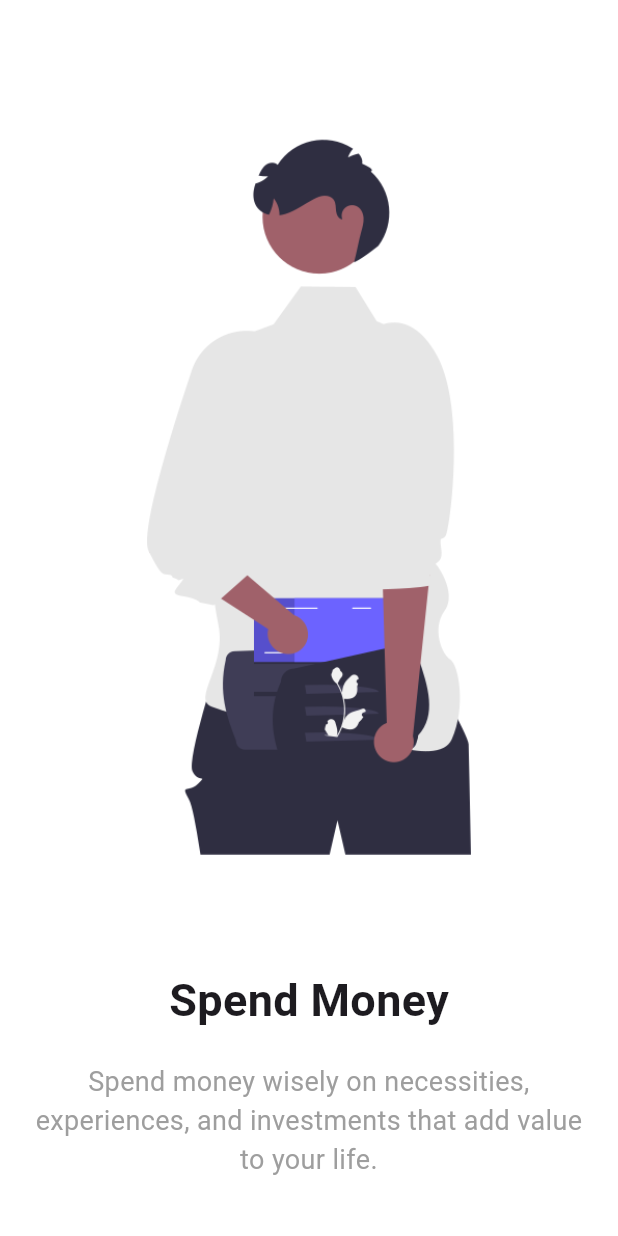
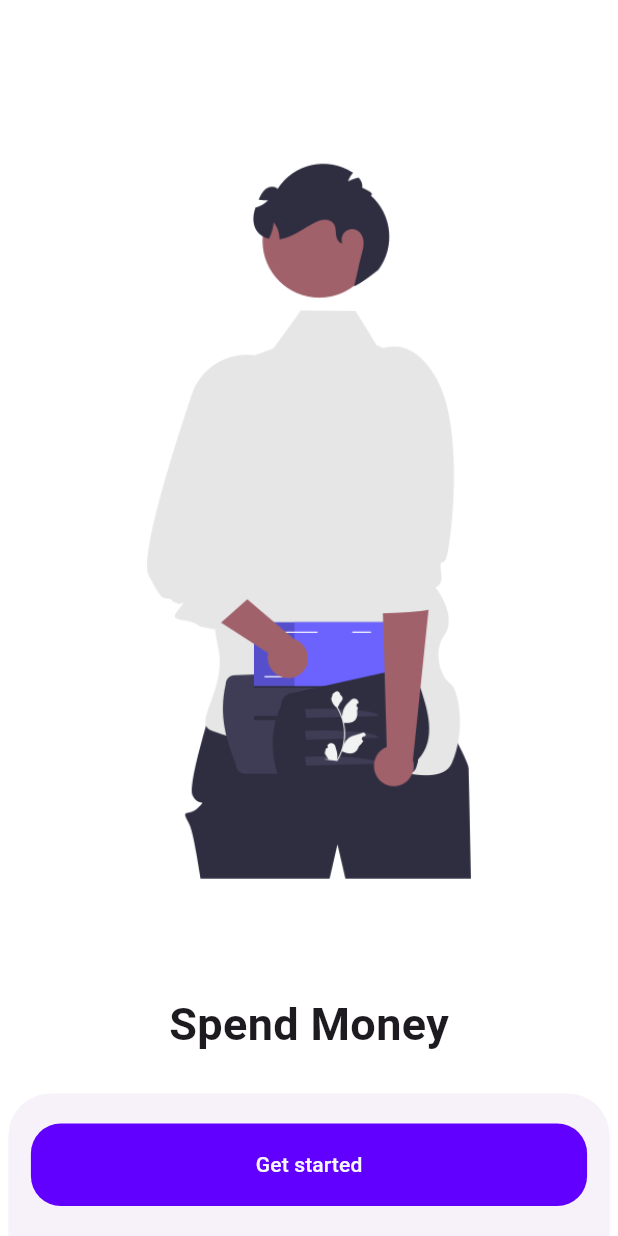
Before and after one commit to Daniellmm/walletApp, a Flutter app: the screen it shows after launch, swiped to page 3, on a phone screen of 412 x 824 dp. Run offline on Flutter 3.47's test engine with Material 3 defaults, Android fonts, the phone set to English and light mode, and no system bars; our stand-ins replace smooth_page_indicator.

Commit message:
one or two

```diff
--- a/lib/pages/Auth pages/forgot.dart
+++ b/lib/pages/Auth pages/forgot.dart
@@ -16,9 +16,9 @@ class _ForgotPasswordState extends State<ForgotPassword> {
       backgroundColor: backgroundColor,
       body: SafeArea(
         child: Padding(
-          padding: const EdgeInsets.symmetric(horizontal: 20),
+          padding: const EdgeInsets.symmetric(horizontal: 10, vertical: 20),
+          child: SingleChildScrollView(
             child: Container(
-            height: MediaQuery.of(context).size.height,
               width: MediaQuery.of(context).size.width,
               child: Column(
                 mainAxisAlignment: MainAxisAlignment.start,
@@ -150,6 +150,7 @@ class _ForgotPasswordState extends State<ForgotPassword> {
             ),
           ),
         ),
+      ),
     );
   }
 }
--- a/lib/pages/Auth pages/signup.dart
+++ b/lib/pages/Auth pages/signup.dart
@@ -17,9 +17,10 @@ class _SignUpState extends State<SignUp> {
       backgroundColor: backgroundColor,
       body: SafeArea(
         child: Padding(
-          padding: const EdgeInsets.symmetric(horizontal: 20),
+          padding: const EdgeInsets.symmetric(horizontal: 10, vertical: 20),
+          child: SingleChildScrollView(
             child: Container(
-            height: MediaQuery.of(context).size.height,
+
               width: MediaQuery.of(context).size.width,
               child: Column(
                 mainAxisAlignment: MainAxisAlignment.start,
@@ -206,6 +207,7 @@ class _SignUpState extends State<SignUp> {
             ),
           ),
         ),
+      ),
     );
   }
 }
--- a/lib/pages/splash/onboarding.dart
+++ b/lib/pages/splash/onboarding.dart
@@ -1,5 +1,8 @@
 import 'package:flutter/material.dart';
+import 'package:new_project/contants/colors.dart';
+import 'package:new_project/pages/Auth%20pages/signin.dart';
 import 'package:new_project/pages/splash/onboarding_modals/onboarding_items.dart';
+import 'package:smooth_page_indicator/smooth_page_indicator.dart';
 
 class OnboardingScreen extends StatefulWidget {
   const OnboardingScreen({super.key});
@@ -11,13 +14,57 @@ class OnboardingScreen extends StatefulWidget {
 class _OnboardingScreenState extends State<OnboardingScreen> {
   final controller = OnboardingItems();
   final pageController = PageController();
+
+  bool isLastPage = false;
+
   @override
   Widget build(BuildContext context) {
     return Scaffold(
       backgroundColor: Colors.white,
+      bottomSheet: Container(
+        margin: const EdgeInsets.symmetric(vertical: 20, horizontal: 15),
+        // color: Colors.white,
+        child: isLastPage
+            ? getStarted()
+            : Row(
+                mainAxisAlignment: MainAxisAlignment.spaceBetween,
+                children: [
+                  TextButton(
+                    onPressed: () =>
+                        //  Navigator.push(context,MaterialPageRoute(builder: (context) => const Loginpage())),
+                        pageController.jumpToPage(controller.items.length - 1),
+                    child: const Text(
+                      "Skip",
+                      style: TextStyle(color: Color.fromARGB(255, 98, 0, 255)),
+                    ),
+                  ),
+                  SmoothPageIndicator(
+                    controller: pageController,
+                    count: controller.items.length,
+                    onDotClicked: (index) => pageController.animateToPage(index,
+                        duration: const Duration(milliseconds: 600),
+                        curve: Curves.easeIn),
+                    effect: const WormEffect(
+                        dotHeight: 10,
+                        dotWidth: 30,
+                        activeDotColor: Color.fromARGB(255, 98, 0, 255)),
+                  ),
+                  TextButton(
+                    onPressed: () => pageController.nextPage(
+                        duration: const Duration(milliseconds: 600),
+                        curve: Curves.easeIn),
+                    child: const Text(
+                      "Next",
+                      style: TextStyle(color: Color.fromARGB(255, 98, 0, 255)),
+                    ),
+                  ),
+                ],
+              ),
+      ),
       body: Container(
         margin: const EdgeInsets.symmetric(horizontal: 15),
         child: PageView.builder(
+          onPageChanged: (index)=> setState(()=> isLastPage = controller.items.length-1 == index),
             itemCount: controller.items.length,
             controller: pageController,
             itemBuilder: (context, index) {
@@ -30,16 +77,38 @@ class _OnboardingScreenState extends State<OnboardingScreen> {
                   ),
                   Text(
                     controller.items[index].title,
-                    style: const TextStyle(fontWeight: FontWeight.bold, fontSize: 30),
+                    style: const TextStyle(
+                        fontWeight: FontWeight.bold, fontSize: 30),
                   ),
                   const SizedBox(
                     height: 20,
                   ),
-                  Text(controller.items[index].description, style: const TextStyle(fontSize: 18, color: Colors.grey), textAlign: TextAlign.center,),
+                  Text(
+                    controller.items[index].description,
+                    style: const TextStyle(fontSize: 16, color: Colors.grey),
+                    textAlign: TextAlign.center,
+                  ),
                 ],
               );
             }),
       ),
     );
   }
+
+  Widget getStarted() {
+    return Container(
+      width: MediaQuery.of(context).size.width * .9,
+      height: 55,
+      decoration:  BoxDecoration(color: Color.fromARGB(255, 98, 0, 255),
+      borderRadius: BorderRadius.circular(20)),
+      child: TextButton(
+          onPressed: () {
+            Navigator.pushReplacement(context, MaterialPageRoute(builder: (context)=> Loginpage()));
+          },
+          child: Text(
+            "Get started",
+            style: TextStyle(color: white),
+          )),
+    );
+  }
 }
--- a/pubspec.yaml
+++ b/pubspec.yaml
@@ -35,6 +35,7 @@ dependencies:
   # The following adds the Cupertino Icons font to your application.
   # Use with the CupertinoIcons class for iOS style icons.
   cupertino_icons: ^1.0.6
+  smooth_page_indicator: ^1.1.0
 
 dev_dependencies:
   flutter_test:
```
Also changed, not shown: lib/pages/Auth pages/signin.dart (+6 -4 lines), lib/pages/screens/home_screen.dart (+17 -29 lines), pubspec.lock. Lines whose indentation alone changed are shown as unchanged.
